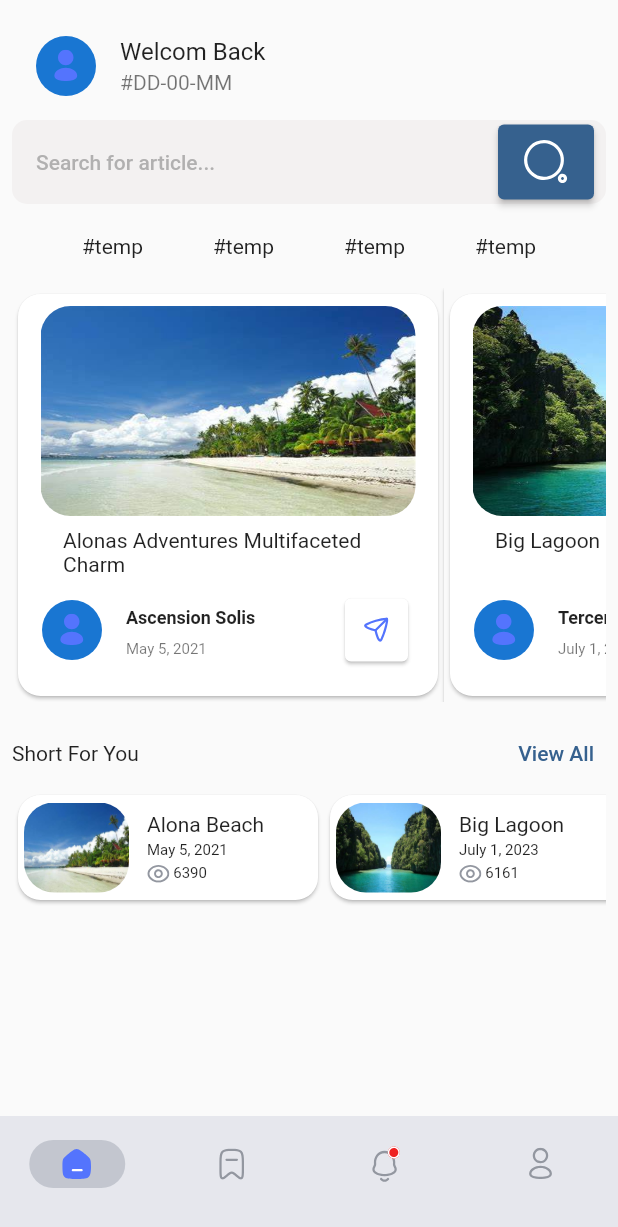
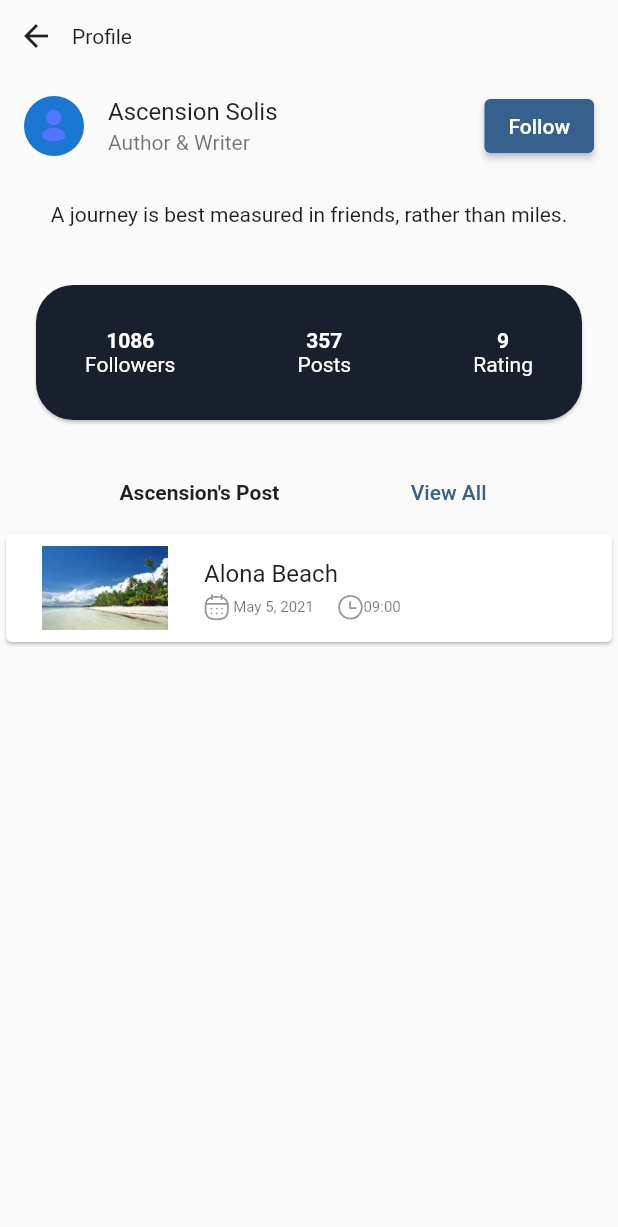
Before and after one commit to gjake122221/travel_news_app, a Flutter app: the screen it shows after launch, after a tap on an icon or button, on a phone screen of 412 x 824 dp. Shown: the top 1227 px of the screen. Run offline on Flutter 3.47's test engine with Material 2 defaults, Android fonts, the phone set to English and light mode, and no system bars; our stand-ins replace flutter_svg.

Commit message:
Add PageProfile for users and some little changes

```diff
--- a/lib/data/LocalData.dart
+++ b/lib/data/LocalData.dart
@@ -5,90 +5,94 @@ var usersProfile = [
     'userid': '100',
     'fname': 'Yesica',
     'lname': 'Franco',
-    'description': 'When life gives you lemon!',
-    'followers': '1000',
-    'posts': '100',
-    'rating': '10',
+    'description': 'Adventure is worthwhile in itself.',
+    'followers': '5892',
+    'posts': '162',
+    'rating': '8',
   },
   {
     'userid': '101',
     'fname': 'Edelmira',
     'lname': 'Gomez',
-    'description': 'When life gives you lemon!',
-    'followers': '1000',
-    'posts': '100',
-    'rating': '10',
+    'description':
+        'Travel makes one modest, you see what a tiny place you occupy in the world.',
+    'followers': '4421',
+    'posts': '786',
+    'rating': '8',
   },
   {
     'userid': '102',
     'fname': 'Dayana',
     'lname': 'Echevarria',
-    'description': 'When life gives you lemon!',
-    'followers': '1000',
-    'posts': '100',
+    'description': 'To travel is to live.',
+    'followers': '5768',
+    'posts': '435',
     'rating': '10',
   },
   {
     'userid': '103',
     'fname': 'Maria',
     'lname': 'Valiente',
-    'description': 'When life gives you lemon!',
-    'followers': '1000',
-    'posts': '100',
-    'rating': '10',
+    'description':
+        'The world is a book, and those who do not travel read only one page.',
+    'followers': '2686',
+    'posts': '118',
+    'rating': '9',
   },
   {
     'userid': '104',
     'fname': 'Sarita',
     'lname': 'Espinosa',
-    'description': 'When life gives you lemon!',
-    'followers': '1000',
-    'posts': '100',
+    'description':
+        'Traveling it leaves you speechless, then turns you into a storyteller.',
+    'followers': '7150',
+    'posts': '890',
     'rating': '10',
   },
   {
     'userid': '105',
     'fname': 'Ascension',
     'lname': 'Solis',
-    'description': 'When life gives you lemon!',
-    'followers': '1000',
-    'posts': '100',
-    'rating': '10',
+    'description': 'A journey is best measured in friends, rather than miles.',
+    'followers': '1086',
+    'posts': '357',
+    'rating': '9',
   },
   {
     'userid': '106',
     'fname': 'Nicolas',
     'lname': 'Quintana',
-    'description': 'When life gives you lemon!',
-    'followers': '1000',
-    'posts': '100',
-    'rating': '10',
+    'description': 'Not all those who wander are lost.',
+    'followers': '8492',
+    'posts': '290',
+    'rating': '7',
   },
   {
     'userid': '107',
     'fname': 'Alberta',
     'lname': 'Caballero',
-    'description': 'When life gives you lemon!',
-    'followers': '1000',
-    'posts': '100',
-    'rating': '10',
+    'description':
+        'Travel is the only thing you can buy that makes you richer.',
+    'followers': '6341',
+    'posts': '805',
+    'rating': '9',
   },
   {
     'userid': '108',
     'fname': 'Tercero',
     'lname': 'Hernandez',
-    'description': 'When life gives you lemon!',
-    'followers': '1000',
-    'posts': '100',
-    'rating': '10',
+    'description': 'Adventure may hurt you but monotony will kill you.',
+    'followers': '4252',
+    'posts': '671',
+    'rating': '7',
   },
   {
     'userid': '109',
     'fname': 'Primitivo',
     'lname': 'Jorge',
-    'description': 'When life gives you lemon!',
-    'followers': '1000',
-    'posts': '100',
+    'description': 'Travel far enough, you meet yourself.',
+    'followers': '1181',
+    'posts': '464',
     'rating': '10',
   },
 ];
@@ -101,6 +105,7 @@ var userPost = [
     'description':
         'Dive into the bustling Alona Beach, where modernity meets tradition, from high-tech districts to serene temples and gardens.',
     'date': 'May 5, 2021',
+    'time': '09:00',
     'popularity': '6390',
     'Image': getImage('pictures/alona_beach.jpg'),
   },
@@ -111,6 +116,7 @@ var userPost = [
     'description':
         'Experience the tranquil beauty of Big Lagoon with its stunning beaches, lush jungles, and rich culture, perfect for relaxation and exploration',
     'date': 'July 1, 2023',
+    'time': '09:45',
     'popularity': '6161',
     'Image': getImage('pictures/big_lagoon.jpg'),
   },
@@ -121,6 +127,7 @@ var userPost = [
     'description':
         'Walk through history in the Eternal Fort, where ancient ruins, world-renowned art, and delectable cuisine await at every turn.',
     'date': 'July 26, 2022',
+    'time': '10:10',
     'popularity': '5760',
     'Image': getImage('pictures/fort_san_pedro.jpg'),
   },
@@ -131,6 +138,7 @@ var userPost = [
     'description':
         ' Experience the mystical beauty of Machu Picchu, the ancient Chapel nestled in the Cebu City, shrouded in history and mystery.',
     'date': 'February 20, 2022',
+    'time': '10:35',
     'popularity': '5263',
     'Image': getImage('pictures/magellans_cross.jpg'),
   },
@@ -141,6 +149,7 @@ var userPost = [
     'description':
         'Discover the awe-inspiring beauty and geological wonders of Mount Pinatubo in the Philippines. Once a dormant volcano, Mount Pinatubo erupted in 1991, leaving behind a breathtaking landscape of rugged terrain, azure crater lakes, and a unique opportunity for adventurous trekking and exploration. This natural wonder offers a glimpse into the powerful forces that shape our planet, making it a must-visit destination for nature enthusiasts and thrill-seekers alike.',
     'date': 'September 30, 2022',
+    'time': '11:45',
     'popularity': '6108',
     'Image': getImage('pictures/mount_pinatubo.jpg'),
   },
@@ -151,6 +160,7 @@ var userPost = [
     'description':
         'Escape to the serene shores of this hidden gem, where the soft sands meet the gentle caress of the crystal-clear waves. With the sun on your skin and the sound of seagulls in the air, youll find a perfect sanctuary for relaxation and recreation. Whether youre building sandcastles with the family, taking a leisurely stroll along the waters edge, or simply basking in the warmth of the sun, this beach offers a slice of paradise where you can unwind and rejuvenate.',
     'date': 'December 17, 2023',
+    'time': '12:15',
     'popularity': '6237',
     'Image': getImage('pictures/saud_beach.jpg'),
   },
@@ -161,6 +171,7 @@ var userPost = [
     'description':
         'Embark on a journey to the "Secret Lagoon," a well-guarded natural treasure tucked away from the beaten path. This secluded oasis promises a taste of paradise, with its emerald waters, surrounded by lush greenery and dramatic rock formations. As you dip into the tranquil lagoon, youll feel like youve stumbled upon a hidden gem, far from the crowds, offering a serene and intimate experience with nature. Its the perfect escape for those seeking solace and the beauty of untouched landscapes.',
     'date': 'January 20, 2021',
+    'time': '13:20',
     'popularity': '6979',
     'Image': getImage('pictures/secret_lagon.jpg'),
   },
@@ -171,6 +182,7 @@ var userPost = [
     'description':
         'Experience the pure, unspoiled beauty of Talipanan Beach, a hidden paradise nestled in the Philippines. This secluded gem offers a peaceful and idyllic escape, where the soft sands meet the gentle lapping of the turquoise waves. Surrounded by lush tropical greenery and the towering mountains of Mindoro, Talipanan Beach is the perfect haven for those seeking tranquility and natural beauty. Whether youre enjoying a leisurely swim, exploring the nearby forests, or simply lounging on the pristine shore, Talipanan Beach provides a serene retreat away from the hustle and bustle of city life.',
     'date': 'April 22, 2021',
+    'time': '15:05',
     'popularity': '6833',
     'Image': getImage('pictures/talipanan_beach.jpg'),
   },
@@ -181,6 +193,7 @@ var userPost = [
     'description':
         'Explore the Taoist Temple, an oasis of tranquility hidden amidst the bustling urban landscape. Nestled in [insert location], this spiritual sanctuary offers a glimpse into ancient Chinese traditions and a respite from the citys chaos. Ascend the grand staircase, adorned with intricate dragon motifs, to reach the temples main hall, where you can light incense and make a wish. The architecture, ornate decorations, and panoramic views from the temple grounds make it a place for contemplation and relaxation, offering a unique blend of culture and calm in the heart of the city.',
     'date': 'October 22, 2021',
+    'time': '15:40',
     'popularity': '5362',
     'Image': getImage('pictures/taoist_temple.jpg'),
   },
--- a/lib/layouts/largecardlayout.dart
+++ b/lib/layouts/largecardlayout.dart
@@ -3,6 +3,7 @@ import 'package:flutter_svg/flutter_svg.dart';
 
 import '../data/LocalData.dart';
 import '../pages/PageNews.dart';
+import '../pages/PageProfile.dart';
 
 class LargeCardLayout extends StatelessWidget {
   LargeCardLayout(this.user, this.post);
@@ -17,6 +18,16 @@ class LargeCardLayout extends StatelessWidget {
       }
     }
     return name;
+  }
+
+  String getID(index) {
+    var id = '';
+    for (var userid in user) {
+      if ('${userid['userid']}' == '${post[index]['userid']}') {
+        id = '${userid['userid']}';
+      }
+    }
+    return id;
   }
 
   @override
@@ -97,7 +108,12 @@ class LargeCardLayout extends StatelessWidget {
                         ),
                       ),
                     ),
-                    onTap: () => print('profile'),
+                    onTap: () => Navigator.push(
+                      context,
+                      MaterialPageRoute(
+                        builder: (_) => PageProfile(getID(index), user, post),
+                      ),
+                    ),
                   ),
                 ],
               ),
--- a/lib/layouts/smallcardlayout.dart
+++ b/lib/layouts/smallcardlayout.dart
@@ -21,7 +21,7 @@ class SmallCardLayout extends StatelessWidget {
 
   List<Map<String, String>> selectPost() {
     List<Map<String, String>> popularPost = [];
-    for (var post in userPost) {
+    for (var post in post) {
       if (int.parse('${post['popularity']}') >= 6000) {
         popularPost.add(post);
       }
--- /dev/null
+++ b/lib/pages/PageProfile.dart
@@ -0,0 +1,187 @@
+import 'package:flutter/material.dart';
+import 'package:flutter_svg/svg.dart';
+
+import '../data/LocalData.dart';
+
+class PageProfile extends StatelessWidget {
+  PageProfile(this.userID, this.user, this.post);
+  final String userID;
+  final List<Map<String, String>> user;
+  final List<Map<String, String>> post;
+  int gatIndex() {
+    var index = 0;
+    for (var userid in user) {
+      if ('${userid['userid']}' == userID) {
+        break;
+      }
+      index++;
+    }
+    return index;
+  }
+
+  List<Map<String, String>> selectPost() {
+    List<Map<String, String>> getPost = [];
+    for (var postid in post) {
+      if ('${postid['userid']}' == userID) {
+        getPost.add(postid);
+      }
+    }
+    return getPost;
+  }
+
+  @override
+  Widget build(BuildContext context) {
+    var widthofcontext = MediaQuery.of(context).size.width;
+    var index = gatIndex();
+    var getUserPost = selectPost();
+    //'${getUserPost[index]['name']}'
+    var makeCard = List.generate(
+      getUserPost.length,
+      (index) => Card(
+        child: ListTile(
+          leading: SizedBox(
+            width: 100,
+            height: 100,
+            child: Image.asset('${getUserPost[index]['Image']}'),
+          ),
+          title: Text('${getUserPost[index]['name']}'),
+          subtitle: Row(mainAxisAlignment: MainAxisAlignment.start, children: [
+            Row(
+              children: [
+                SvgPicture.asset(getImage('icons/calendar_icon.svg')),
+                Text(
+                  ' ${getUserPost[index]['date']}',
+                  style: TextStyle(fontSize: 10),
+                ),
+              ],
+            ),
+            VerticalDivider(),
+            Row(
+              children: [
+                SvgPicture.asset(getImage('icons/time_icon.svg')),
+                Text(
+                  '${getUserPost[index]['time']}',
+                  style: TextStyle(fontSize: 10),
+                ),
+              ],
+            ),
+          ]),
+        ),
+      ),
+    );
+    return SafeArea(
+      child: Scaffold(
+        body: SingleChildScrollView(
+          child: Column(
+            children: [
+              Row(
+                children: [
+                  BackButton(
+                    onPressed: () => Navigator.pop(context),
+                  ),
+                  Text('Profile')
+                ],
+              ),
+              ListTile(
+                leading: CircleAvatar(
+                  child: SvgPicture.asset(
+                      getImage('icons/profile_selected_icon.svg')),
+                ),
+                title: Text('${user[index]['fname']} ${user[index]['lname']}'),
+                subtitle: Text('Author & Writer'),
+                trailing: ElevatedButton(
+                  child: Text('Follow'),
+                  onPressed: () => '',
+                ),
+              ),
+              Padding(
+                padding: const EdgeInsets.all(15),
+                child: Text('${user[index]['description']}'),
+              ),
+              Padding(
+                padding: const EdgeInsets.all(20),
+                child: Card(
+                  color: Color(0xFF19202D),
+                  shape: RoundedRectangleBorder(
+                      borderRadius: BorderRadius.circular(25)),
+                  child: SizedBox(
+                    width: widthofcontext,
+                    height: 90,
+                    child: Row(
+                      mainAxisAlignment: MainAxisAlignment.spaceEvenly,
+                      children: [
+                        Column(
+                          mainAxisAlignment: MainAxisAlignment.center,
+                          children: [
+                            Text(
+                              '${user[index]['followers']}',
+                              style: TextStyle(
+                                fontWeight: FontWeight.bold,
+                                color: Colors.white,
+                              ),
+                            ),
+                            Text(
+                              'Followers',
+                              style: TextStyle(color: Colors.white),
+                            )
+                          ],
+                        ),
+                        VerticalDivider(),
+                        Column(
+                          mainAxisAlignment: MainAxisAlignment.center,
+                          children: [
+                            Text(
+                              '${user[index]['posts']}',
+                              style: TextStyle(
+                                fontWeight: FontWeight.bold,
+                                color: Colors.white,
+                              ),
+                            ),
+                            Text(
+                              'Posts',
+                              style: TextStyle(color: Colors.white),
+                            )
+                          ],
+                        ),
+                        VerticalDivider(),
+                        Column(
+                          mainAxisAlignment: MainAxisAlignment.center,
+                          children: [
+                            Text(
+                              '${user[index]['rating']}',
+                              style: TextStyle(
+                                fontWeight: FontWeight.bold,
+                                color: Colors.white,
+                              ),
+                            ),
+                            Text(
+                              'Rating',
+                              style: TextStyle(color: Colors.white),
+                            )
+                          ],
+                        ),
+                      ],
+                    ),
+                  ),
+                ),
+              ),
+              Row(
+                mainAxisAlignment: MainAxisAlignment.spaceEvenly,
+                children: [
+                  Text(
+                    '${user[index]['fname']}\'s Post',
+                    style: TextStyle(fontWeight: FontWeight.bold),
+                  ),
+                  TextButton(onPressed: () => '', child: Text('View All'))
+                ],
+              ),
+              Column(
+                children: makeCard,
+              )
+            ],
+          ),
+        ),
+      ),
+    );
+  }
+}
```
